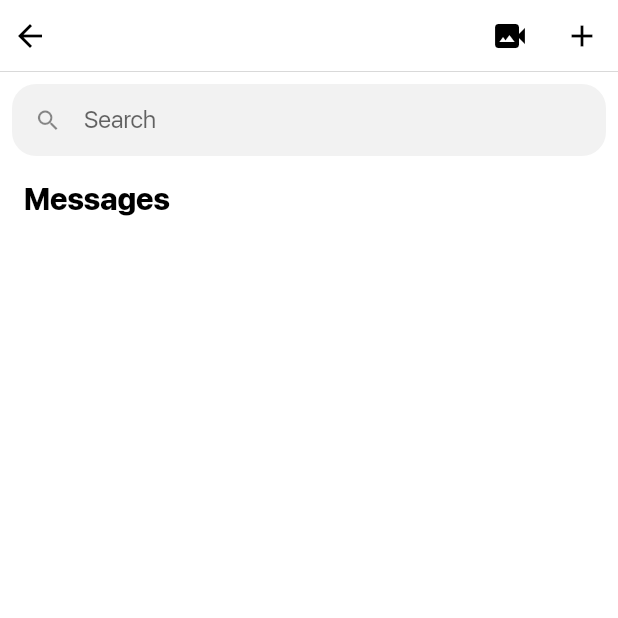
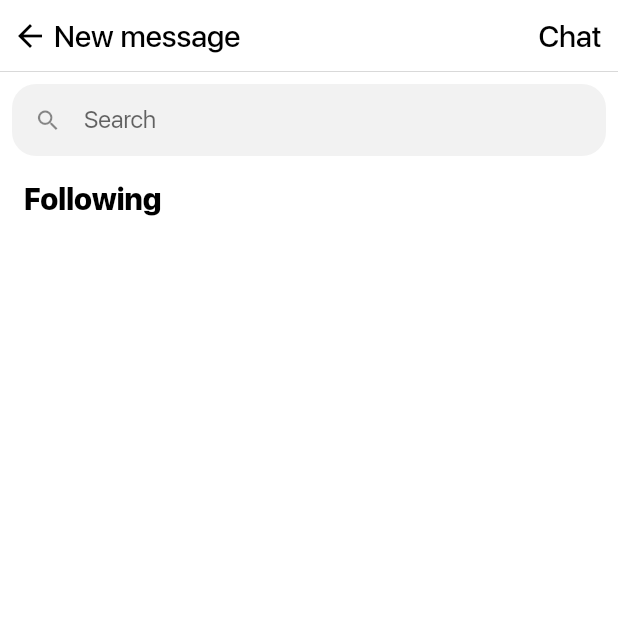
Before and after one commit to emirhalici/instaclone, a Flutter app: the MessengerPage screen opened directly, after a tap on the "add" icon, on a phone screen of 412 x 824 dp, the top half of it. Run offline on Flutter 3.47's test engine with Material 2 defaults, Android fonts, the phone set to English and light mode, and no system bars; our stand-ins replace cached_network_image, carousel_slider, cloud_firestore, firebase_auth, firebase_core, firebase_storage and 4 more; accounts and stored records are empty; network calls fail; project files that could hold a hidden picture were left out.

Commit message:
implement adding new chat rooms

```diff
--- a/lib/models/chat_model.dart
+++ b/lib/models/chat_model.dart
@@ -19,6 +19,10 @@ class ChatModel {
         'messages': MessageModel.messageListToJson(messages),
       };
 
+  ChatModel.newModelForUpload(this.userUUIDs)
+      : messages = [],
+        documentId = '';
+
   ChatModel.fromJson(Map<String, dynamic> json, this.users, this.documentId)
       : userUUIDs = json['userUUIDs'],
         messages = MessageModel.messagesFromJson(json['messages']);
--- a/lib/providers/home_page_provider.dart
+++ b/lib/providers/home_page_provider.dart
@@ -16,6 +16,7 @@ class HomePageProvider with ChangeNotifier {
   UserModel? userModel;
   Stream<List<ChatModel>>? chatsStream;
   Stream<ChatModel>? specifiedChatStream;
+  List<UserModel>? followingUserModels;
 
   void setUser(User? user) {
     loggedInUser = user;
@@ -116,4 +117,35 @@ class HomePageProvider with ChangeNotifier {
     });
     return isSuccess;
   }
+
+  Future<String> writeNewChatModel(ChatModel chatModel) async {
+    print(chatModel.userUUIDs);
+    try {
+      var ref = await firestore.collection('chats').add(chatModel.toJson());
+      return ref.id;
+    } catch (e) {
+      return '';
+    }
+  }
+
+  Future<void> getFollowingUsersForNewChat() async {
+    if (userModel == null) {
+      await getUserStream();
+    }
+
+    List<UserModel> followingUsers = [];
+    List followingExceptSelf = userModel!.following;
+    if (followingExceptSelf.contains(userModel?.userUUID)) {
+      followingExceptSelf.remove(userModel?.userUUID);
+    }
+    await firestore.collection('users').where('userUUID', whereIn: userModel?.following).get().then((value) {
+      var docs = value.docs;
+      for (var doc in docs) {
+        UserModel user = UserModel.fromJson(doc.data(), doc.id);
+        followingUsers.add(user);
+      }
+      followingUserModels = followingUsers;
+      notifyListeners();
+    });
+  }
 }
--- /dev/null
+++ b/lib/screens/home_page/messenger_add_page.dart
@@ -0,0 +1,169 @@
+import 'package:cached_network_image/cached_network_image.dart';
+import 'package:flutter/material.dart';
+import 'package:flutter_screenutil/flutter_screenutil.dart';
+import 'package:instaclone/models/chat_model.dart';
+import 'package:instaclone/models/user_model.dart';
+import 'package:instaclone/providers/home_page_provider.dart';
+import 'package:instaclone/screens/home_page/messenger_chat_page.dart';
+import 'package:instaclone/utils/project_constants.dart';
+import 'package:instaclone/utils/project_utils.dart';
+import 'package:instaclone/widgets/checkbox_list_tile_widget.dart';
+import 'package:provider/provider.dart';
+
+class MessengerAddPage extends StatefulWidget {
+  const MessengerAddPage({super.key});
+
+  @override
+  State<MessengerAddPage> createState() => _MessengerAddPageState();
+}
+
+class _MessengerAddPageState extends State<MessengerAddPage> {
+  @override
+  void initState() {
+    super.initState();
+    if (context.read<HomePageProvider>().userModel == null) {
+      context.read<HomePageProvider>().getUserStream();
+    }
+    context.read<HomePageProvider>().getFollowingUsersForNewChat();
+  }
+
+  void showSnackbarMessage(String message) {
+    ProjectUtils.showSnackBarMessage(context, message);
+  }
+
+  void redirectToChatPage(String documentId) {
+    Navigator.pop(context);
+    Navigator.push(context, MaterialPageRoute(builder: (context) => MessengerChatPage(documentId: documentId)));
+  }
+
+  @override
+  Widget build(BuildContext context) {
+    Color primaryColor = ProjectConstants.getPrimaryColor(context, false);
+    Color primaryColorReversed = ProjectConstants.getPrimaryColor(context, true);
+
+    List<UserModel>? users = context.watch<HomePageProvider>().followingUserModels;
+    List<String> selectedUsers = [];
+
+    if (users == null) {
+      context.read<HomePageProvider>().getFollowingUsersForNewChat();
+    }
+
+    bool isLoading = false;
+
+    return Scaffold(
+      appBar: AppBar(
+        automaticallyImplyLeading: true,
+        toolbarHeight: ProjectConstants.toolbarHeight,
+        shape: Border(
+          bottom: BorderSide(
+            color: primaryColor.withOpacity(0.2),
+            width: 0.5,
+          ),
+        ),
+        backgroundColor: primaryColorReversed,
+        foregroundColor: primaryColor,
+        elevation: 0,
+        titleSpacing: 10,
+        leadingWidth: 26,
+        title: Text(
+          'New message',
+          style: TextStyle(
+            fontSize: 18.sp,
+          ),
+        ),
+        centerTitle: false,
+        actions: [
+          TextButton(
+            onPressed: () async {
+              if (selectedUsers.isEmpty) {
+                showSnackbarMessage('Please select users to message');
+                return;
+              }
+              if (isLoading) {
+                return;
+              }
+              isLoading = true;
+              selectedUsers.add(context.read<HomePageProvider>().loggedInUser!.uid);
+              ChatModel chatModel = ChatModel.newModelForUpload(selectedUsers);
+              String response = await context.read<HomePageProvider>().writeNewChatModel(chatModel);
+              print('resonse $response');
+              if (response != '') {
+                redirectToChatPage(response);
+              } else {
+                showSnackbarMessage('Error while trying to create a chat room');
+                isLoading = false;
+              }
+            },
+            child: Text(
+              'Chat',
+              style: TextStyle(
+                fontSize: 18.sp,
+                color: primaryColor,
+              ),
+            ),
+          ),
+        ],
+      ),
+      body: Column(
+        crossAxisAlignment: CrossAxisAlignment.start,
+        children: [
+          Padding(
+            padding: const EdgeInsets.all(8.0),
+            child: SizedBox(
+              height: 48.h,
+              child: TextField(
+                maxLines: 1,
+                textAlignVertical: TextAlignVertical.center,
+                decoration: InputDecoration(
+                  border: const OutlineInputBorder(
+                    borderSide: BorderSide.none,
+                    borderRadius: BorderRadius.all(Radius.circular(16.0)),
+                  ),
+                  isDense: true,
+                  isCollapsed: true,
+                  prefixIcon: const Icon(Icons.search),
+                  filled: true,
+                  fillColor:
+                      Theme.of(context).brightness == Brightness.dark ? primaryColor.withOpacity(0.15) : primaryColor.withOpacity(0.05),
+                  hintText: 'Search',
+                ),
+              ),
+            ),
+          ),
+          Padding(
+            padding: const EdgeInsets.symmetric(vertical: 8.0, horizontal: 16.0),
+            child: Text(
+              'Following',
+              textAlign: TextAlign.start,
+              style: TextStyle(
+                color: primaryColor,
+                fontSize: 18.sp,
+                fontWeight: FontWeight.w600,
+              ),
+            ),
+          ),
+          if (users == null)
+            Center(
+              child: CircularProgressIndicator.adaptive(
+                backgroundColor: primaryColor,
+              ),
+            )
+          else
+            ListView.builder(
+              itemCount: users.length,
+              shrinkWrap: true,
+              itemBuilder: (context, index) => CheckboxListTileWidget(
+                  userModel: users[index],
+                  onPressedCallback: (UserModel user, bool val) {
+                    if (val) {
+                      selectedUsers.add(user.userUUID);
+                    } else {
+                      selectedUsers.remove(user.userUUID);
+                    }
+                  }),
+            ),
+        ],
+      ),
+    );
+  }
+}
--- a/lib/screens/home_page/messenger_chat_page.dart
+++ b/lib/screens/home_page/messenger_chat_page.dart
@@ -39,7 +39,7 @@ class _MessengerChatPageState extends State<MessengerChatPage> {
           curve: Curves.easeIn,
         );
       } else {
-        print('there are no listeners, triggering again.');
+        //print('there are no listeners, triggering again.');
         triggerScrollToBottom();
       }
     });
@@ -95,7 +95,7 @@ class _MessengerChatPageState extends State<MessengerChatPage> {
             chatTitleText = users.join(', ');
           }
 
-          triggerScrollToBottom();
+          //triggerScrollToBottom();
           return GestureDetector(
             onTap: () => WidgetsBinding.instance.focusManager.primaryFocus?.unfocus(),
             child: Scaffold(
--- a/lib/screens/home_page/messenger_page.dart
+++ b/lib/screens/home_page/messenger_page.dart
@@ -4,10 +4,10 @@ import 'package:flutter_screenutil/flutter_screenutil.dart';
 import 'package:instaclone/models/chat_model.dart';
 import 'package:instaclone/models/user_model.dart';
 import 'package:instaclone/providers/home_page_provider.dart';
+import 'package:instaclone/screens/home_page/messenger_add_page.dart';
 import 'package:instaclone/screens/home_page/messenger_chat_page.dart';
 import 'package:instaclone/utils/project_constants.dart';
 import 'package:provider/provider.dart';
-
 
 class MessengerPage extends StatefulWidget {
   const MessengerPage({Key? key}) : super(key: key);
@@ -76,7 +76,7 @@ class _MessengerPageState extends State<MessengerPage> with AutomaticKeepAliveCl
             icon: const Icon(Icons.video_camera_back),
           ),
           IconButton(
-            onPressed: () {},
+            onPressed: () => Navigator.push(context, MaterialPageRoute(builder: (context) => const MessengerAddPage())),
             iconSize: 24,
             icon: const Icon(Icons.add),
           ),
```
Also changed, not shown: lib/widgets/checkbox_list_tile_widget.dart (added, +64 -0 lines).
